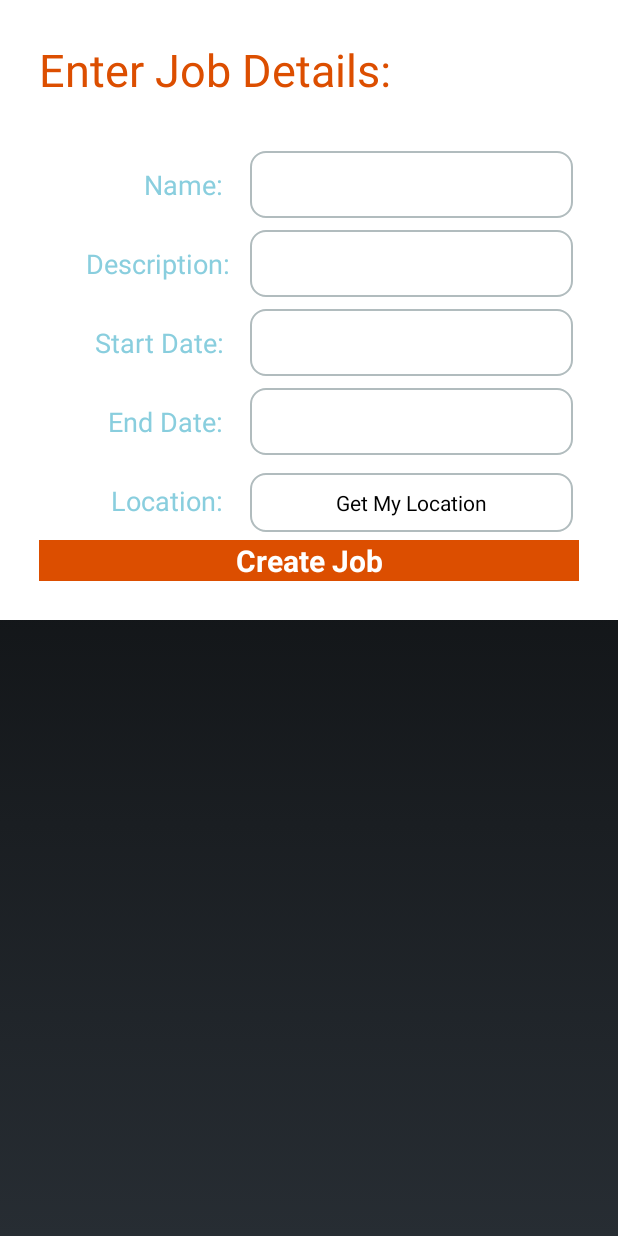
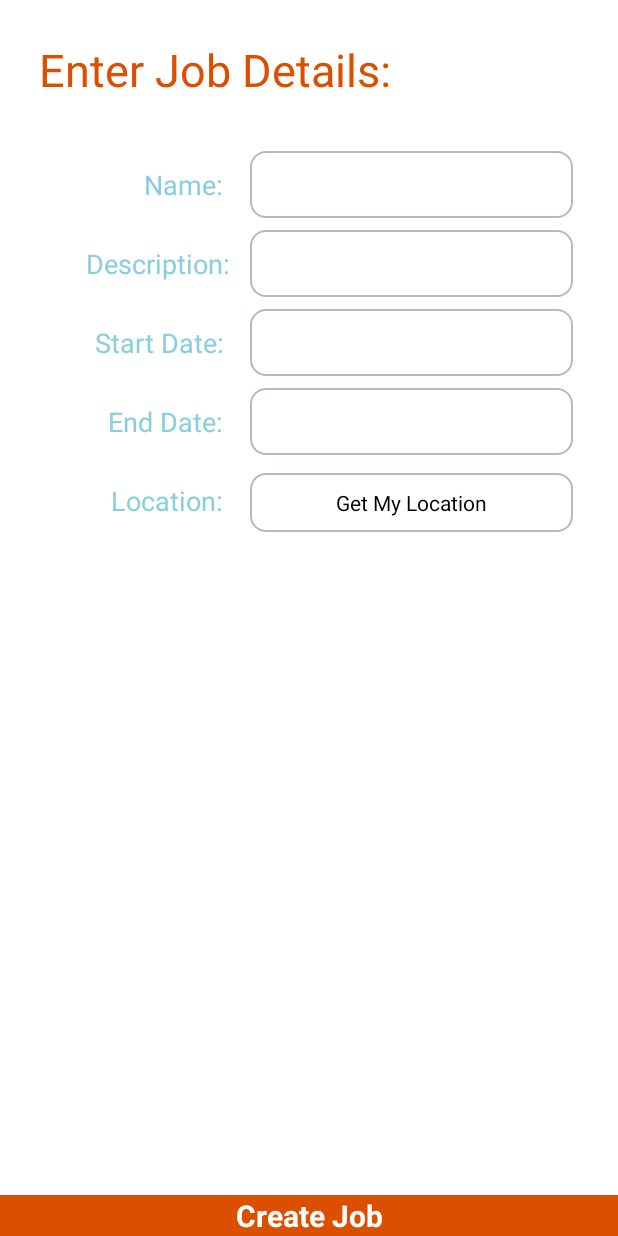
Before and after one commit to LehriHarshal/JobBoard, an Android app: the JobCreationActivity screen opened directly, with no data from a screen before it, on a phone screen of 412 x 824 dp. Run offline under Robolectric (Android 15) with nearby library versions, the phone set to English and light mode, and no system bars.

Commit message:
Fixed button overlap issues and overflow.

```diff
--- a/app/src/main/res/layout/bottom_menu.xml
+++ b/app/src/main/res/layout/bottom_menu.xml
@@ -1,7 +1,6 @@
 <?xml version="1.0" encoding="utf-8"?>
 <merge xmlns:android="http://schemas.android.com/apk/res/android"
     >
-
 
     <!--TABS AT BOTTOM OF PAGE -->
     <!-- TEXT -->
@@ -67,7 +66,8 @@
         android:layout_height="wrap_content"
         android:id="@+id/button_container"
         android:layout_alignStart="@+id/button_names_container"
-        android:layout_above="@id/button_names_container">
+        android:layout_above="@id/button_names_container"
+        android:layout_alignParentBottom="true">
 
         <Button
             android:id="@+id/buttonDashboard"
@@ -117,5 +117,4 @@
             android:background="@drawable/notifications_icon"/>
     </LinearLayout>
 
-
     </merge>
--- a/app/src/main/res/layout/job_creation_view.xml
+++ b/app/src/main/res/layout/job_creation_view.xml
@@ -1,11 +1,16 @@
-<ScrollView
+<RelativeLayout
     xmlns:android="http://schemas.android.com/apk/res/android"
     xmlns:tools="http://schemas.android.com/tools"
     android:layout_width="match_parent"
     android:layout_height="match_parent"
+    android:background="#ffffff"
     >
-<RelativeLayout xmlns:android="http://schemas.android.com/apk/res/android"
-    xmlns:tools="http://schemas.android.com/tools"
+<ScrollView
+    android:layout_width="match_parent"
+    android:layout_height="match_parent"
+    android:id="@+id/job_creation_id"
+    >
+<RelativeLayout
     android:layout_width="match_parent"
     android:layout_height="match_parent"
     android:paddingBottom="@dimen/activity_vertical_margin"
@@ -187,10 +192,16 @@
                     />
 
             </LinearLayout>
+        </LinearLayout>
+    </LinearLayout>
 
+</RelativeLayout>
+    </ScrollView>
     <LinearLayout
         android:layout_width="match_parent"
-                android:layout_height="wrap_content">
+        android:layout_height="wrap_content"
+        android:layout_alignParentBottom="true"
+        >
 
         <Button
             style="@style/buttonBackground"
@@ -203,9 +214,8 @@
             android:textSize="20dp"
             android:gravity="center"
             android:onClick="submitJob"
+
             />
     </LinearLayout>
-        </LinearLayout>
-    </LinearLayout>
+
 </RelativeLayout>
-    </ScrollView>
```
Also changed, not shown: app/src/main/res/layout/activity_job_details.xml (+24 -13 lines). Lines whose indentation alone changed are shown as unchanged.
